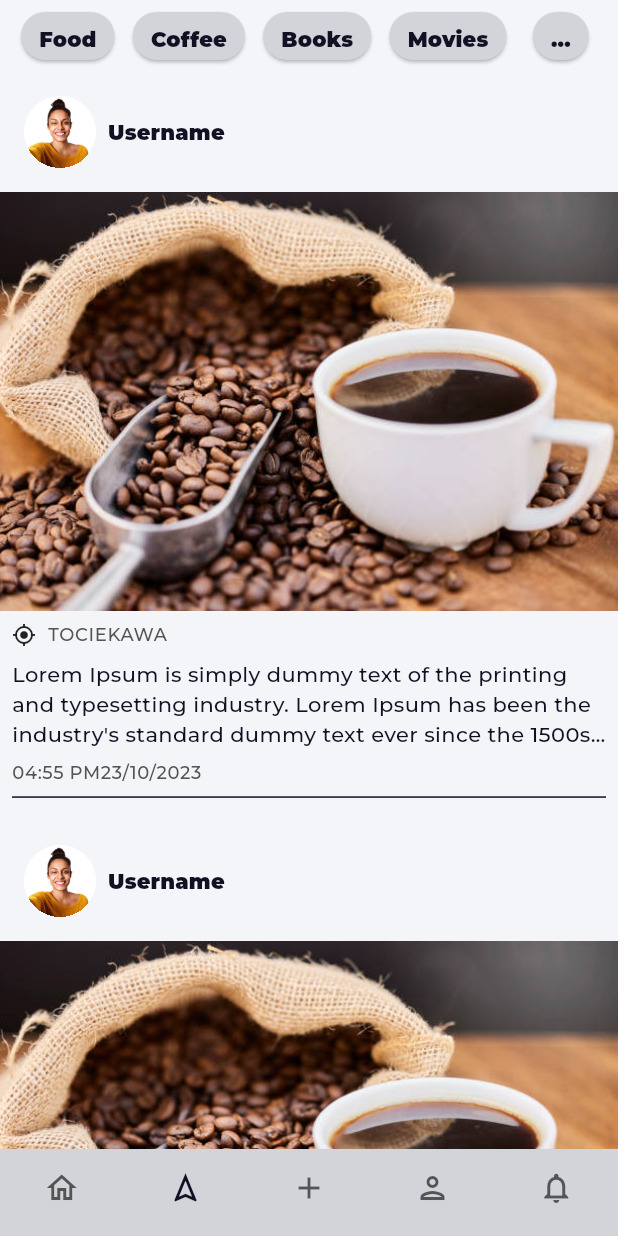
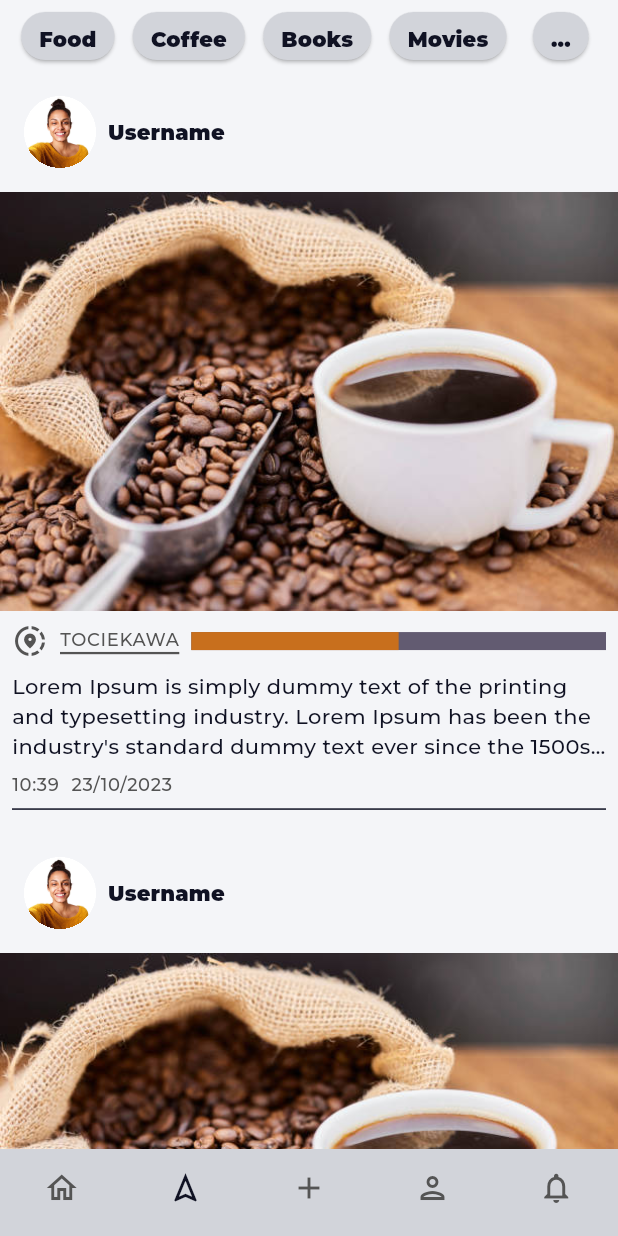
Before and after one commit to Pozytyw/r8it_ui, a Flutter app: the AppPage screen opened directly, item 2 of the bottom bar chosen, on a phone screen of 412 x 824 dp. Run offline on Flutter 3.47's test engine with Material 3 defaults, Android fonts, the phone set to English and light mode, and no system bars; our stand-ins replace camera, dio, flutter_bloc, go_router, location, shared_preferences; accounts and stored records are empty; generated files the repository leaves out were written again; project files that could hold a hidden picture were left out.

Commit message:
Add scorebar in homeview

```diff
--- a/lib/app_theme.dart
+++ b/lib/app_theme.dart
@@ -16,6 +16,7 @@ abstract class ColorPalette {
 final Color _success = Color(0xff107670);
 final Color _error = Color(0xfffe645a);
 final Color _gray = Color(0xff545454);
+final Color _warning = Color(0xffc86f1d);
 
 class DarkColorPalette implements ColorPalette {
   static final Color _fontColor = Color(0xfff4f5f8);
@@ -58,6 +59,10 @@ class LightColorPalette implements ColorPalette {
 extension ColorSchemeExtension on ColorScheme {
   Color get success {
     return _success;
+  }
+
+  Color get warning {
+    return _warning;
   }
 
   Color get gray {
--- a/lib/ui/context/home/home_view.dart
+++ b/lib/ui/context/home/home_view.dart
@@ -2,6 +2,7 @@ import 'package:flutter/material.dart';
 import 'package:r8it/app_theme.dart';
 import 'package:r8it/ui/widget/app_page.dart';
 import 'package:r8it/ui/widget/collapsable_text.dart';
+import 'package:r8it/ui/widget/location_widget.dart';
 import 'package:r8it/ui/widget/placeholder.dart';
 
 class HomeView extends StatelessWidget {
@@ -65,24 +66,36 @@ class BottomSearchBar extends StatelessWidget implements PreferredSizeWidget {
 
 class TagWidget extends StatelessWidget {
   final String name;
+  final bool selected;
 
-  const TagWidget(this.name, {super.key});
+  const TagWidget(this.name, {this.selected = false, super.key});
 
   @override
   Widget build(BuildContext context) {
     var theme = Theme.of(context);
     var colorSchema = theme.colorScheme;
-
+    var backgroundColor =
+        selected ? colorSchema.primary : colorSchema.onSurface;
+    var textStyle = theme.textTheme.labelLarge;
+    if (selected) {
+      textStyle = textStyle?.copyWith(
+        color: colorSchema.background,
+      );
+    }
     var style = ElevatedButton.styleFrom(
-        backgroundColor: colorSchema.onSurface,
-        padding: const EdgeInsets.symmetric(vertical: 8, horizontal: 12),
-        minimumSize: const Size(0, 0),
-        textStyle: theme.textTheme.labelLarge);
+      backgroundColor: backgroundColor,
+      padding: const EdgeInsets.symmetric(vertical: 8, horizontal: 12),
+      minimumSize: const Size(0, 0),
+      textStyle: textStyle,
+    );
 
     return ElevatedButton(
       onPressed: () {},
       style: style,
-      child: Text(name),
+      child: Text(
+        name,
+        style: textStyle,
+      ),
     );
   }
 }
@@ -118,12 +131,29 @@ class PostWidget extends StatelessWidget {
             children: [
               Row(
                 children: [
-                  const Icon(
-                    Icons.my_location,
-                    size: 16,
+                  LocationWidget(
+                    'TOCIEKAWA',
+                    style: graySmall,
                   ),
                   const SizedBox.square(dimension: 8),
-                  Text('TOCIEKAWA', style: graySmall)
+                  Expanded(
+                    child: Stack(
+                      children: [
+                        Container(
+                          height: 12,
+                          color: colorSchema.secondary,
+                        ),
+                        Transform.scale(
+                          alignment: Alignment.centerLeft,
+                          scaleX: 0.5,
+                          child: Container(
+                            height: 12,
+                            color: colorSchema.warning,
+                          ),
+                        ),
+                      ],
+                    ),
+                  )
                 ],
               ),
               spacer,
@@ -134,7 +164,8 @@ class PostWidget extends StatelessWidget {
               ),
               spacer,
               Row(children: [
-                Text('04:55 PM', style: graySmall),
+                Text('10:39', style: graySmall),
+                const SizedBox.square(dimension: 8),
                 Text('23/10/2023', style: graySmall),
               ]),
               Divider(color: colorSchema.primary),
```
